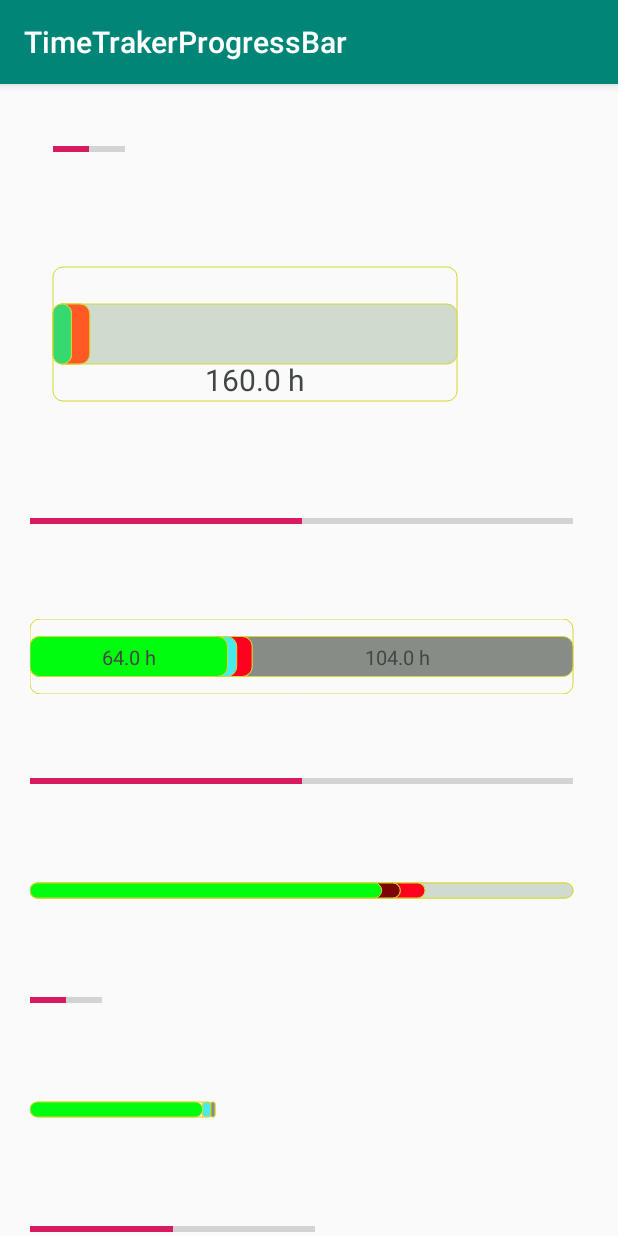
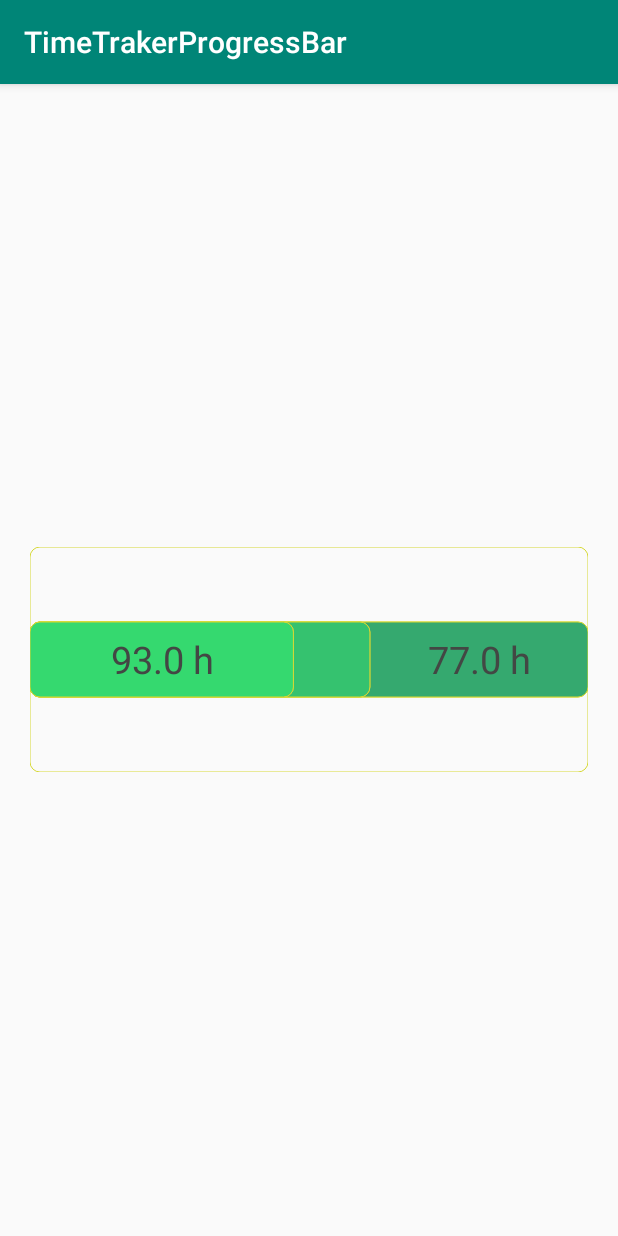
Before and after one commit to Kiolk/TimeTrakerProgressBar, an Android app: the screen it shows after launch (MainActivity before the commit, MainActivity2 after it), on a phone screen of 412 x 824 dp. Run offline under Robolectric (Android 15) with nearby library versions, the phone set to English and light mode, and no system bars.

Commit message:
Add animation for bar and show information (if possible) for blocks.

```diff
--- a/app/src/main/AndroidManifest.xml
+++ b/app/src/main/AndroidManifest.xml
@@ -9,13 +9,14 @@
         android:roundIcon="@mipmap/ic_launcher_round"
         android:supportsRtl="true"
         android:theme="@style/AppTheme">
-        <activity android:name=".MainActivity">
+        <activity android:name=".MainActivity2">
             <intent-filter>
                 <action android:name="android.intent.action.MAIN" />
 
                 <category android:name="android.intent.category.LAUNCHER" />
             </intent-filter>
         </activity>
+        <activity android:name=".MainActivity"/>
     </application>
 
 </manifest>
--- a/app/src/main/java/kiolk/github/com/timetrakerprogressbar/MainActivity.java
+++ b/app/src/main/java/kiolk/github/com/timetrakerprogressbar/MainActivity.java
@@ -38,5 +38,6 @@ public class MainActivity extends AppCompatActivity {
         bar.setRequiredSeconds(required);
         bar.setTrackedSeconds(tracked);
         bar.setRequiredSecondsRelativeToday(currentNeed);
+        bar.setLabelUnder(true);
     }
 }
--- /dev/null
+++ b/app/src/main/java/kiolk/github/com/timetrakerprogressbar/MainActivity2.java
@@ -0,0 +1,43 @@
+package kiolk.github.com.timetrakerprogressbar;
+
+import android.os.Bundle;
+import android.support.v7.app.AppCompatActivity;
+
+import kiolk.github.com.timesheetprogressbar.TimeSheetBar;
+
+public class MainActivity2 extends AppCompatActivity {
+
+    private TimeSheetBar bar;
+//    private TimeSheetBar bar1;
+//    private TimeSheetBar bar2;
+//    private TimeSheetBar bar3;
+//    private TimeSheetBar bar4;
+    private static final int THREE_HOUR = 10800;
+    private static final int WORK_DAY = 28800;
+    private static final int WORK_MONTH = 633600;
+
+    @Override
+    protected void onCreate(Bundle savedInstanceState) {
+        super.onCreate(savedInstanceState);
+        setContentView(R.layout.activity_main_2);
+        bar = findViewById(R.id.time_bar);
+//        bar1 = findViewById(R.id.time_bar_1);
+//        bar2 = findViewById(R.id.time_bar_2);
+//        bar3 = findViewById(R.id.time_bar_3);
+//        bar4 = findViewById(R.id.time_bar_4);
+//        bar4.setProgressHeight(200);
+
+        setBar(bar, WORK_MONTH, WORK_DAY* 25- THREE_HOUR, WORK_DAY * 15);
+//        setBar(bar1, WORK_MONTH, WORK_DAY * 8 + THREE_HOUR, WORK_DAY * 9);
+//        setBar(bar2, WORK_MONTH, WORK_DAY * 15  - THREE_HOUR * 2, WORK_DAY * 16);
+//        setBar(bar3, WORK_MONTH, WORK_DAY * 21 + THREE_HOUR * 4, WORK_DAY * 22);
+//        setBar(bar4, WORK_MONTH, WORK_DAY * 5 + THREE_HOUR * 3, WORK_DAY * 10);
+    }
+
+    private void setBar(TimeSheetBar bar, int required, int tracked, int currentNeed) {
+        bar.setRequiredSeconds(required);
+        bar.setTrackedSeconds(tracked);
+        bar.setRequiredSecondsRelativeToday(currentNeed);
+        bar.setStandardDayWorkDurationSeconds(THREE_HOUR * 9);
+    }
+}
--- /dev/null
+++ b/app/src/main/res/layout/activity_main_2.xml
@@ -0,0 +1,29 @@
+<?xml version="1.0" encoding="utf-8"?>
+<ScrollView xmlns:android="http://schemas.android.com/apk/res/android"
+    xmlns:app="http://schemas.android.com/apk/res-auto"
+    xmlns:tools="http://schemas.android.com/tools"
+    android:layout_width="match_parent"
+    android:layout_height="match_parent"
+    android:orientation="vertical"
+    tools:context=".MainActivity">
+
+    <LinearLayout
+        android:layout_width="match_parent"
+        android:layout_height="match_parent"
+        android:layout_gravity="center"
+        android:orientation="vertical">
+
+        <kiolk.github.com.timesheetprogressbar.TimeSheetBar
+            android:id="@+id/time_bar"
+            style="@style/Bar1"
+            android:layout_width="match_parent"
+            android:layout_height="match_parent"
+            android:padding="0dp"
+            app:animationDuration="2000"
+            app:barType="overlaid"
+            app:maxBarHeight="50dp"
+            app:isAnimated="true"
+            app:isLabelUnder="false"/>
+
+    </LinearLayout>
+</ScrollView>
--- a/timesheetprogressbar/src/main/java/kiolk/github/com/timesheetprogressbar/TimeSheetBar.java
+++ b/timesheetprogressbar/src/main/java/kiolk/github/com/timesheetprogressbar/TimeSheetBar.java
@@ -1,5 +1,6 @@
 package kiolk.github.com.timesheetprogressbar;
 
+import android.animation.ObjectAnimator;
 import android.annotation.TargetApi;
 import android.content.Context;
 import android.content.res.TypedArray;
@@ -16,7 +17,6 @@ import android.util.AttributeSet;
 import android.view.View;
 
 /**
- * @attr ref android.R.styleable#TimeSheetBar_isLabelUnder
  */
 public class TimeSheetBar extends View {
 
@@ -38,6 +38,8 @@ public class TimeSheetBar extends View {
     private static final String EMPTY_STRING = "";
     public static final float MIN_PROGRESS_WIDTH = 200f;
     public static final float MIN_PROGRESS_HEIGHT = 40f;
+    public static final int FINAL_ANIMATION_FACTOR_VALUE = 100;
+    public static final int DEFAULT_ANIMATION_DURATION_MILLISECONDS = 1000;
 
     private RectF mRectF;
     private Rect mTmpRect;
@@ -56,11 +58,13 @@ public class TimeSheetBar extends View {
     private float startPointY = 0;
 
     private int mBarType;
+    private int mAnimationDuration;
     private float mProgressHeight = MIN_PROGRESS_HEIGHT;
     private float mProgressWidth = MIN_PROGRESS_WIDTH;
     private float mViewHeight;
     private float mViewWidth;
     private boolean isLabelUnder;
+    private boolean isAnimated;
 
     private int mTrackedTimeColor;
     private int mUnTrackedTimeColor;
@@ -79,10 +83,13 @@ public class TimeSheetBar extends View {
 
     private long mTrackedBeforeTodaySeconds = 0;
     private long mNeedTrackSeconds = 0;
-    private long mCurrentTrackedSecconds = 0;
+    private long mCurrentTrackedSeconds = 0;
     private long mMoreTrackedSeconds = 0;
     private long mCurrentNeedTrakSeconds = 0;
     private long mUnTrackedTime = 0;
+
+    private ObjectAnimator mAnimator;
+    private float animationFactor = FINAL_ANIMATION_FACTOR_VALUE;
 
     public TimeSheetBar(Context context) {
         super(context);
@@ -111,6 +118,11 @@ public class TimeSheetBar extends View {
     }
 
     public void setTrackedSeconds(long mTrackedSeconds) {
+        invalidate();
+        this.mTrackedSeconds = mTrackedSeconds;
+    }
+
+    public void setTrackedSeconds(int mTrackedSeconds) {
         invalidate();
         this.mTrackedSeconds = mTrackedSeconds;
     }
@@ -238,11 +250,21 @@ public class TimeSheetBar extends View {
 
     /**
      * Set possibility display labels for indicator under bar.
+     *
      * @param labelUnder - if true try show under bar, else show information inside bar.
      */
     public void setLabelUnder(boolean labelUnder) {
         isLabelUnder = labelUnder;
         invalidate();
+    }
+
+    private float getAnimationFactor() {
+        return animationFactor;
+    }
+
+    private void setAnimationFactor(float mAnimationFactor) {
+        invalidate();
+        this.animationFactor = mAnimationFactor;
     }
 
     private void init(AttributeSet attrs) {
@@ -260,6 +282,8 @@ public class TimeSheetBar extends View {
         mProgressHeight = typedArray.getDimension(R.styleable.TimeSheetBar_maxBarHeight, MIN_PROGRESS_HEIGHT);
         isLabelUnder = typedArray.getBoolean(R.styleable.TimeSheetBar_isLabelUnder, false);
         mBarTitle = typedArray.getString(R.styleable.TimeSheetBar_barTitle);
+        isAnimated = typedArray.getBoolean(R.styleable.TimeSheetBar_isAnimated, false);
+        mAnimationDuration = typedArray.getInt(R.styleable.TimeSheetBar_animationDuration, DEFAULT_ANIMATION_DURATION_MILLISECONDS);
 
         mBarType = typedArray.getInt(R.styleable.TimeSheetBar_barType, BarType.DIVIDED.getType());
 
@@ -308,6 +332,18 @@ public class TimeSheetBar extends View {
 //        mRectF = new RectF(0, heightRec, widthRec, 0);
         mRectF = new RectF(0, 0, 0, 0);
         mTmpRect = new Rect();
+
+        animated();
+    }
+
+    private void animated() {
+        if(!isAnimated){
+            return;
+        }
+
+        mAnimator = ObjectAnimator.ofFloat(this, "animationFactor", FINAL_ANIMATION_FACTOR_VALUE);
+        mAnimator.setDuration(mAnimationDuration);
+        mAnimator.start();
     }
 
     private void calculateTimersSeconds() {
@@ -316,14 +352,15 @@ public class TimeSheetBar extends View {
         mUnTrackedTime = mRequiredSeconds - mRequiredSecondsRelativeToday;
 
         if (trackedDiffTime > mTrackedSeconds) {
-            mNeedTrackSeconds = trackedDiffTime;
+            mCurrentNeedTrakSeconds = mStandardDayWorkDurationSeconds;
+            mNeedTrackSeconds = trackedDiffTime - mTrackedSeconds;
         } else if (trackedDiffTime < mTrackedSeconds && mTrackedSeconds < mRequiredSecondsRelativeToday) {
             mTrackedBeforeTodaySeconds = mRequiredSecondsRelativeToday - mStandardDayWorkDurationSeconds;
-            mCurrentTrackedSecconds = mTrackedSeconds - mTrackedBeforeTodaySeconds;
-            mCurrentNeedTrakSeconds = mStandardDayWorkDurationSeconds - mCurrentTrackedSecconds;
+            mCurrentTrackedSeconds = mTrackedSeconds - mTrackedBeforeTodaySeconds;
+            mCurrentNeedTrakSeconds = mStandardDayWorkDurationSeconds - mCurrentTrackedSeconds;
         } else if (mTrackedSeconds > mRequiredSecondsRelativeToday) {
             mTrackedBeforeTodaySeconds = mRequiredSecondsRelativeToday - mStandardDayWorkDurationSeconds;
-            mCurrentTrackedSecconds = mStandardDayWorkDurationSeconds;
+            mCurrentTrackedSeconds = mStandardDayWorkDurationSeconds;
             mMoreTrackedSeconds = mTrackedSeconds - mRequiredSecondsRelativeToday;
             mCurrentNeedTrakSeconds = 0;
             mUnTrackedTime = mUnTrackedTime - mMoreTrackedSeconds;
@@ -381,11 +418,6 @@ public class TimeSheetBar extends View {
             setProgressHeight(mViewHeight);
         }
 
-//        height = height - paddingY;
-//        int size = (width > height) ? width : height;
-//        heightRec = size;
-//        widthRec = size;
-
         setMeasuredDimension(selectedWidth, selectedHeight);
     }
 
@@ -438,11 +470,15 @@ public class TimeSheetBar extends View {
                 shiftPosition = drawSingleBlock(canvas, shiftPosition, trackedBlockWidth, mTrackedTimePaint);
                 attachText(canvas, getPaddingLeft(), trackedBlockWidth, mTrackedBeforeTodaySeconds, trackedBlockWidth);
                 shiftPosition = drawSingleBlock(canvas, shiftPosition, needTrackBlockWidth, mNeedTrackTimePaint);
+                attachText(canvas, shiftPosition - needTrackBlockWidth, needTrackBlockWidth, mNeedTrackSeconds, needTrackBlockWidth);
                 shiftPosition = drawSingleBlock(canvas, shiftPosition, moreCurrentDayTrackedBlockWidth, mMoreCurrentDayTrackedTimePaint);
+                attachText(canvas, shiftPosition - moreCurrentDayTrackedBlockWidth, moreCurrentDayTrackedBlockWidth, mCurrentTrackedSeconds, moreCurrentDayTrackedBlockWidth);
                 shiftPosition = drawSingleBlock(canvas, shiftPosition, needCurrentTodayTrackBlockWidth, mCurrentUnTrackPaint);
+                attachText(canvas, shiftPosition - needCurrentTodayTrackBlockWidth, needCurrentTodayTrackBlockWidth, mCurrentNeedTrakSeconds, needCurrentTodayTrackBlockWidth);
 //                attachLable(canvas, shiftPosition, needCurrentTodayTrackBlockWidth, mCurrentNeedTrakSeconds);
 //                attachText(canvas, shiftPosition, moreTrackedTimeBlockWidth, mMoreTrackedSeconds, moreTrackedTimeBlockWidth );
                 shiftPosition = drawSingleBlock(canvas, shiftPosition, moreTrackedTimeBlockWidth, mMoreTrackedTimePaint);
+                attachText(canvas, shiftPosition - moreTrackedTimeBlockWidth, moreTrackedTimeBlockWidth, mMoreTrackedSeconds,moreTrackedTimeBlockWidth);
                 drawSingleBlock(canvas, shiftPosition, unTrackedTimeBlockWidth, mBackgroundPaint);
                 attachText(canvas, shiftPosition, unTrackedTimeBlockWidth, mUnTrackedTime, unTrackedTimeBlockWidth);
                 break;
@@ -452,16 +488,20 @@ public class TimeSheetBar extends View {
                 float needTrackBlockWidthFromStart = trackedBlockWidthFromStart + needTrackBlockWidth;
                 float moreCurrentDayTrackedBlockWidthFromStart = needTrackBlockWidthFromStart + moreCurrentDayTrackedBlockWidth;
                 float needCurrentTodayTrackBlockWidthFromStart = moreCurrentDayTrackedBlockWidthFromStart + needCurrentTodayTrackBlockWidth;
-                float moreTrakedTimeBlockWidthFromStart = needCurrentTodayTrackBlockWidthFromStart + moreTrackedTimeBlockWidth;
+                float moreTrackedTimeBlockWidthFromStart = needCurrentTodayTrackBlockWidthFromStart + moreTrackedTimeBlockWidth;
 
-                drawSingleBlock(canvas, getPaddingLeft(), moreTrakedTimeBlockWidthFromStart, mMoreTrackedTimePaint);
+                drawSingleBlock(canvas, getPaddingLeft(), moreTrackedTimeBlockWidthFromStart, mMoreTrackedTimePaint);
                 drawSingleBlock(canvas, getPaddingLeft(), needCurrentTodayTrackBlockWidthFromStart, mCurrentUnTrackPaint);
                 drawSingleBlock(canvas, getPaddingLeft(), moreCurrentDayTrackedBlockWidthFromStart, mMoreCurrentDayTrackedTimePaint);
                 drawSingleBlock(canvas, getPaddingLeft(), needTrackBlockWidthFromStart, mNeedTrackTimePaint);
                 drawSingleBlock(canvas, getPaddingLeft(), trackedBlockWidthFromStart, mTrackedTimePaint);
 
                 attachText(canvas, getPaddingLeft(), trackedBlockWidth, mTrackedBeforeTodaySeconds, trackedBlockWidth);
-                attachText(canvas, trackedBlockWidth + needTrackBlockWidth + moreCurrentDayTrackedBlockWidth + needTrackBlockWidth + moreTrackedTimeBlockWidth + getPaddingLeft(), unTrackedTimeBlockWidth, mUnTrackedTime, unTrackedTimeBlockWidth);
+                attachText(canvas, getPaddingLeft() + trackedBlockWidth, needTrackBlockWidth, mNeedTrackSeconds, needTrackBlockWidth);
+                attachText(canvas, trackedBlockWidth + getPaddingLeft(), moreCurrentDayTrackedBlockWidth, mCurrentTrackedSeconds, moreCurrentDayTrackedBlockWidth);
+                attachText(canvas, getPaddingLeft() + trackedBlockWidth + needTrackBlockWidth + moreCurrentDayTrackedBlockWidth, needCurrentTodayTrackBlockWidth, mCurrentNeedTrakSeconds, needCurrentTodayTrackBlockWidth);
+                attachText(canvas, trackedBlockWidth + moreCurrentDayTrackedBlockWidth + getPaddingLeft(), moreTrackedTimeBlockWidth, mMoreTrackedSeconds, moreTrackedTimeBlockWidth);
+                attachText(canvas, trackedBlockWidth + needTrackBlockWidth + moreCurrentDayTrackedBlockWidth + moreTrackedTimeBlockWidth + getPaddingLeft(), unTrackedTimeBlockWidth, mUnTrackedTime, unTrackedTimeBlockWidth);
                 break;
         }
 
@@ -521,6 +561,11 @@ public class TimeSheetBar extends View {
         }
 
         mTextPaint.setTextAlign(Paint.Align.CENTER);
+
+        if(isAnimated && animationFactor < FINAL_ANIMATION_FACTOR_VALUE){
+            return;
+        }
+
         canvas.drawText(String.valueOf(durationSeconds / ONE_HOUR) + " h",
                 startBlockX + (endBlockX / 2),
                 textStartPoint,
@@ -539,13 +584,21 @@ public class TimeSheetBar extends View {
         canvas.drawCircle(targetX, targetY, radius, mLabelPaint);
     }
 
-    private float drawSingleBlock(Canvas canvas, float startPoint, float blockWidth, Paint mTrackedTimePaint) {
+    private float drawSingleBlock(final Canvas canvas, float startPoint, float blockWidth, final Paint mTrackedTimePaint) {
         mRectF.left = startPoint;
         mRectF.top = (mViewHeight / 2) - (getProgressHeight() / 2) + getPaddingTop();
-        mRectF.right = blockWidth + startPoint;
+
+        float rightBorder = startPoint;
+        rightBorder = startPoint + blockWidth * (animationFactor / 100);
+
+        mRectF.right = rightBorder;
+
+
         mRectF.bottom = mRectF.top + getProgressHeight();
+
         drawSingleBlock(canvas, mRectF, mTrackedTimePaint);
         drawSingleBlock(canvas, mRectF, mStrokePaint);
+
         return blockWidth + startPoint;
     }
 
--- a/timesheetprogressbar/src/main/res/values/attrs.xml
+++ b/timesheetprogressbar/src/main/res/values/attrs.xml
@@ -16,5 +16,7 @@
         <attr name="barTitle" format="string" />
         <!--Try show label of indicator under bar. It possible happen if view has enough space-->
         <attr name="isLabelUnder" format="boolean" />
+        <attr name="isAnimated" format="boolean" />
+        <attr name="animationDuration" format="integer"/>
     </declare-styleable>
 </resources>
```
